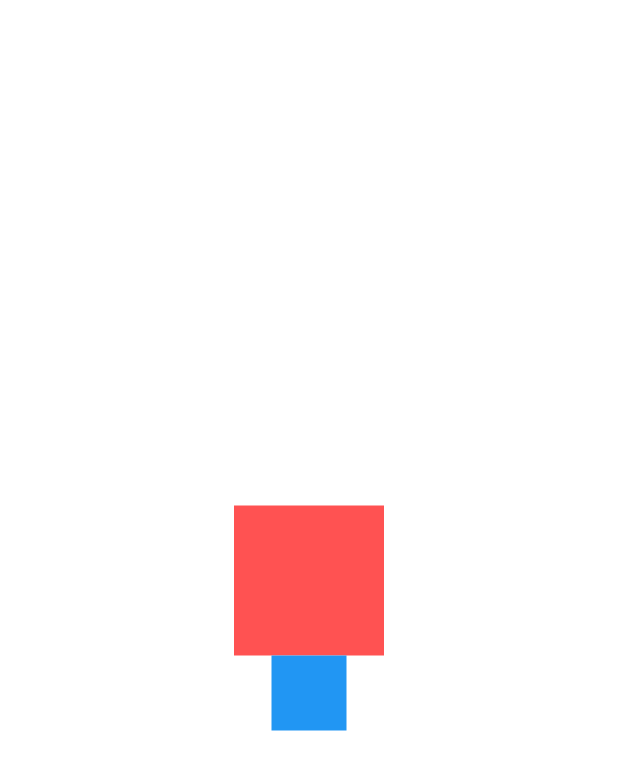
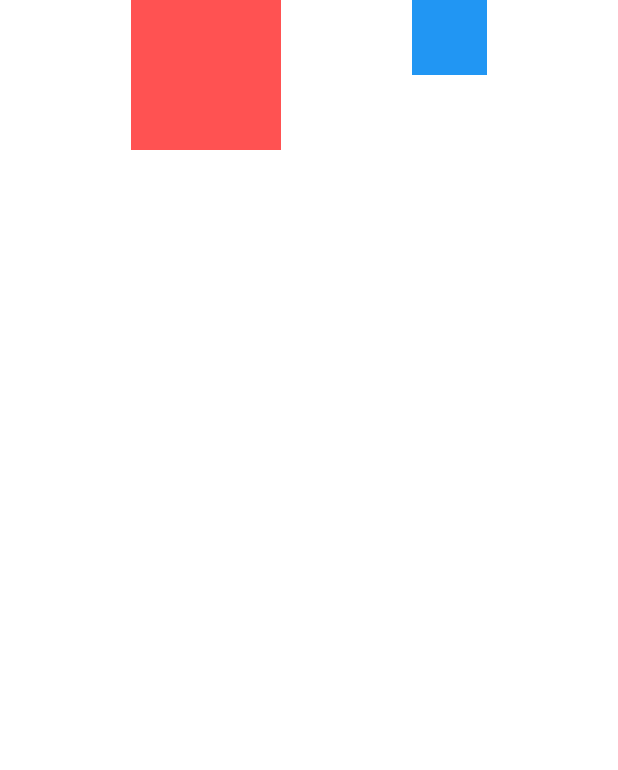
Before and after one commit to Rafaalex21/Task-manager-flutter, a Flutter app: the screen it shows after launch, on a phone screen of 412 x 824 dp. Shown: the top 770 px of the screen. Run offline on Flutter 3.47's test engine with Material 2 defaults, Android fonts, the light colour scheme and no system bars.

Commit message:
second commit

```diff
--- a/lib/main.dart
+++ b/lib/main.dart
@@ -14,22 +14,20 @@ class MyApp extends StatelessWidget {
       theme: ThemeData(
         primarySwatch: Colors.blue,
       ),
-      home: Column(
-        mainAxisAlignment:MainAxisAlignment.center,
-        crossAxisAlignment: CrossAxisAlignment.center,
-
-        children: [
-          Container(
-            color: Colors.redAccent,
-            width: 100,
-            height: 100,
-          ),
+      home: Row(
+        mainAxisAlignment: MainAxisAlignment.spaceEvenly,
+        crossAxisAlignment: CrossAxisAlignment.start,
+        children: [Container(
+          color: Colors.redAccent,
+          width: 100,
+          height: 100,
+        ),
           Container(
             color: Colors.blue,
             width: 50,
             height: 50,
-          ),
-        ],
+          ),],
+
       ),
     );
   }
```
